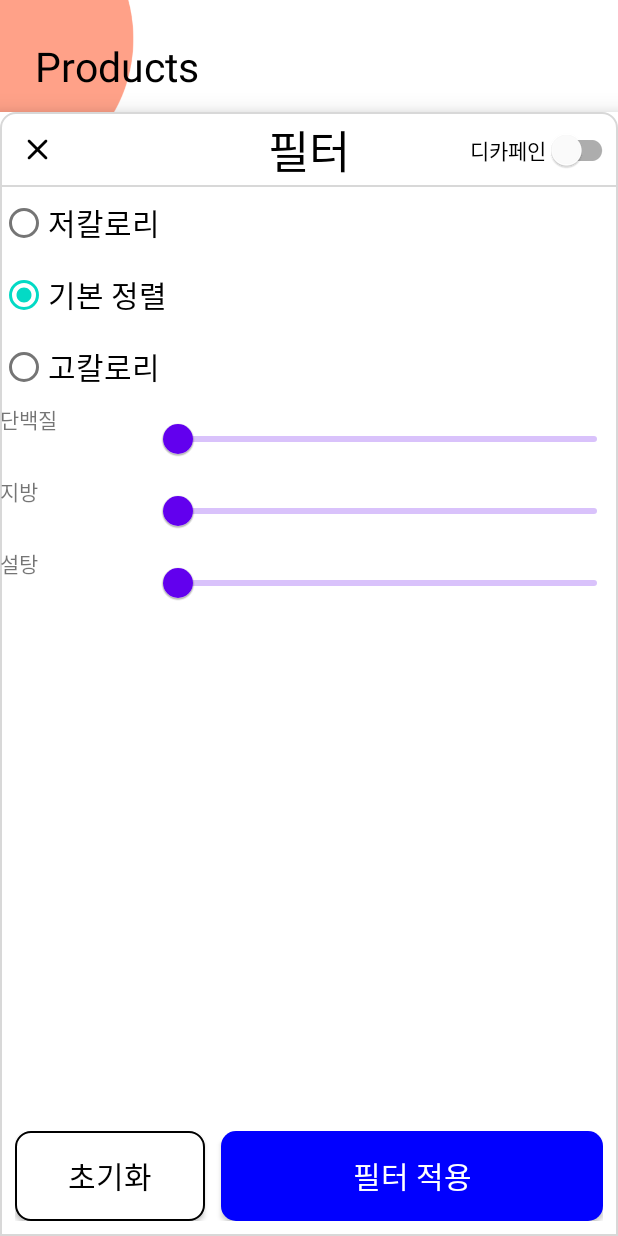
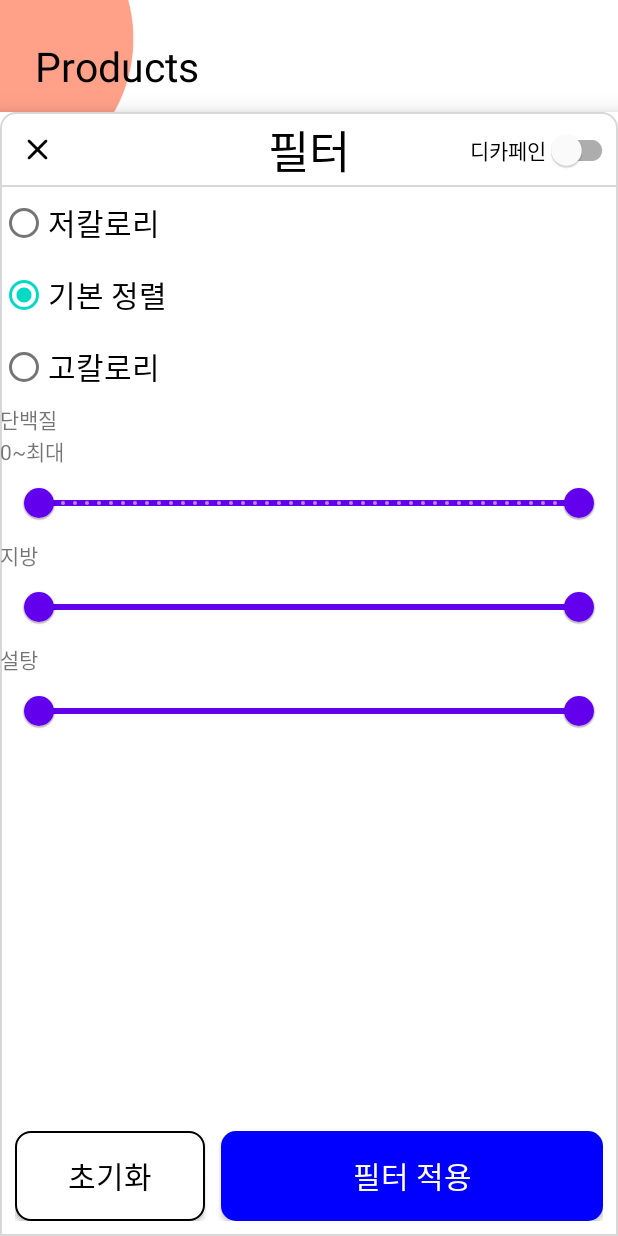
Before and after one commit to Hi-Im-SeungPil/Pilot, an Android app: the screen it shows after launch (MainActivity), after a tap on an icon or button, on a phone screen of 412 x 824 dp. Run offline under Robolectric (Android 15) with nearby library versions, the phone set to English and light mode, and no system bars; our stand-ins replace Room's generated code; network calls fail; 2 statements that could not run were skipped.

Commit message:
# coroutine 2

```diff
--- a/app/build.gradle
+++ b/app/build.gradle
@@ -59,4 +59,9 @@ dependencies {
 //  coroutine
     implementation("org.jetbrains.kotlinx:kotlinx-coroutines-android:1.5.2")
     implementation "androidx.lifecycle:lifecycle-viewmodel-ktx:2.5.0-alpha02"
+//  viewPager2
+    implementation 'androidx.viewpager2:viewpager2:1.0.0'
+//  dataStore
+    implementation("androidx.datastore:datastore-preferences-core:1.0.0")
+    implementation("androidx.datastore:datastore-preferences:1.0.0")
 }
--- /dev/null
+++ b/app/src/main/java/org/jeonfeel/pilotproject1/data/sharedpreferences/Shared.kt
@@ -0,0 +1,135 @@
+package org.jeonfeel.pilotproject1.data.sharedpreferences
+
+import android.content.Context
+import android.util.Log
+import androidx.datastore.core.DataStore
+import androidx.datastore.preferences.core.Preferences
+import androidx.datastore.preferences.core.edit
+import androidx.datastore.preferences.core.intPreferencesKey
+import androidx.datastore.preferences.preferencesDataStore
+import kotlinx.coroutines.CoroutineScope
+import kotlinx.coroutines.Dispatchers
+import kotlinx.coroutines.flow.Flow
+import kotlinx.coroutines.flow.collect
+import kotlinx.coroutines.flow.map
+import kotlinx.coroutines.launch
+import kotlinx.coroutines.withContext
+
+
+class Shared(val context: Context) {
+
+//    private val Context.dataStore: DataStore<Preferences> by preferencesDataStore(name = "dataStore")
+//
+//    private val TAG = Shared::class.java.simpleName
+//    private val orderBy = intPreferencesKey("orderBy")
+//    private val proteinMin = intPreferencesKey("proteinMin")
+//    private val proteinMax = intPreferencesKey("proteinMax")
+//    private val fatMin = intPreferencesKey("fatMin")
+//    private val fatMax = intPreferencesKey("fatMax")
+//    private val sugarMin = intPreferencesKey("sugarMin")
+//    private val sugarMax = intPreferencesKey("sugarMax")
+//    private val deCaffeine = intPreferencesKey("deCaffeine")
+//
+//    suspend fun storeSetting(
+//        orderBy: Int,
+//        proteinMin: Int,
+//        proteinMax: Int,
+//        fatMin: Int,
+//        fatMax: Int,
+//        sugarMin: Int,
+//        sugarMax: Int,
+//        deCaffeine: Int
+//    ) {
+//        Log.d("qqqqqqqq","실행")
+//        context.dataStore.edit { preferences ->
+//            preferences[this.orderBy] = orderBy
+//        }
+//        context.dataStore.edit { preferences ->
+//            preferences[this.proteinMin] = proteinMin
+//        }
+//        context.dataStore.edit { preferences ->
+//            preferences[this.proteinMax] = proteinMax
+//        }
+//        context.dataStore.edit { preferences ->
+//            preferences[this.fatMin] = fatMin
+//        }
+//        context.dataStore.edit { preferences ->
+//            preferences[this.fatMax] = fatMax
+//        }
+//        context.dataStore.edit { preferences ->
+//            preferences[this.sugarMin] = sugarMin
+//        }
+//        context.dataStore.edit { preferences ->
+//            preferences[this.sugarMax] = sugarMax
+//        }
+//        context.dataStore.edit { preferences ->
+//            preferences[this.deCaffeine] = deCaffeine
+//        }
+//    }
+
+//    fun getSetting() {
+//        val orderBy: Flow<Int> = context.dataStore.data.map {
+//            preferences -> preferences[this.orderBy] ?: -5
+//        }
+//        val proteinMin: Flow<Int> = context.dataStore.data.map {
+//                preferences -> preferences[this.proteinMin]!!
+//        }
+//        val proteinMax: Flow<Int> = context.dataStore.data.map {
+//                preferences -> preferences[this.proteinMax]!!
+//        }
+//        val fatMin: Flow<Int> = context.dataStore.data.map {
+//                preferences -> preferences[this.fatMin]!!
+//        }
+//        val fatMax: Flow<Int> = context.dataStore.data.map {
+//                preferences -> preferences[this.fatMax]!!
+//        }
+//        val sugarMin: Flow<Int> = context.dataStore.data.map {
+//                preferences -> preferences[this.sugarMin]!!
+//        }
+//        val sugarMax: Flow<Int> = context.dataStore.data.map {
+//                preferences -> preferences[this.sugarMax]!!
+//        }
+//        val deCaffeine: Flow<Int> = context.dataStore.data.map {
+//                preferences -> preferences[this.deCaffeine]!!
+//        }
+//
+//        CoroutineScope(Dispatchers.IO).launch{
+//            Log.d("qqqqqqqq","실행2")
+//            Log.d("qqqqqqqq",orderBy.toString())
+//            var text = orderBy.collect { value -> "$value"}
+//            Log.d("qqqqqq",text)
+//        }
+//        Log.d("qqqqqqqq",proteinMin.toString())
+//        Log.d("qqqqqqqq",proteinMax.toString())
+//        Log.d("qqqqqqqq",fatMin.toString())
+//        Log.d("qqqqqqqq",fatMax.toString())
+//        Log.d("qqqqqqqq",sugarMin.toString())
+//        Log.d("qqqqqqqq",sugarMax.toString())
+//        Log.d("qqqqqqqq",deCaffeine.toString())
+//    }
+
+//    fun setUserSetting(
+//        context: Context,
+//        orderBy: Int,
+//        proteinMin: Int,
+//        proteinMax: Int,
+//        fatMin: Int,
+//        fatMax: Int,
+//        sugarMin: Int,
+//        sugarMax: Int,
+//        deCaffeine: Int
+//    ) {
+//        val prefs = getPreferences(context)
+//        val prefsEditor = prefs?.edit()
+//        prefsEditor.apply {
+//            this?.putInt("orderBy", orderBy)
+//            this?.putInt("proteinMin", proteinMin)
+//            this?.putInt("proteinMax", proteinMax)
+//            this?.putInt("fatMin", fatMin)
+//            this?.putInt("fatMax", fatMax)
+//            this?.putInt("sugarMin", sugarMin)
+//            this?.putInt("sugarMax", sugarMax)
+//            this?.putInt("deCaffeine", deCaffeine)
+//        }?.apply()
+//    }
+}
--- a/app/src/main/java/org/jeonfeel/pilotproject1/repository/MainRepository.kt
+++ b/app/src/main/java/org/jeonfeel/pilotproject1/repository/MainRepository.kt
@@ -1,15 +1,10 @@
 package org.jeonfeel.pilotproject1.repository
 
-import android.content.ContentValues.TAG
 import android.content.Context
-import android.util.Log
-import com.google.gson.Gson
 import com.google.gson.JsonObject
 import org.jeonfeel.pilotproject1.data.database.AppDatabase
-import org.jeonfeel.pilotproject1.data.database.entity.Favorite
 import org.jeonfeel.pilotproject1.data.remote.api.RetrofitClient
 import org.jeonfeel.pilotproject1.data.remote.api.RetrofitService
-import org.jeonfeel.pilotproject1.data.remote.model.StarbucksMenuDTO
 import retrofit2.Call
 
 class MainRepository(context: Context) {
@@ -19,19 +14,10 @@ class MainRepository(context: Context) {
     private val service = retrofit.create(RetrofitService::class.java)
     private val db = AppDatabase.getDbInstance(context)
 
-    suspend fun getStarbucksMenuList(): Call<JsonObject> {
+    suspend fun getStarbucksMenuListCall(): Call<JsonObject> {
         return service.getStarbucksMenu()
     }
 
     suspend fun getFavoritesInstance() = db.favoriteDao()
 
-//    fun insertFavorite(productCD: String) {
-//        val favorite = Favorite(productCD)
-//        db.favoriteDao().insert(favorite)
-//    }
-//
-//    fun deleteFavorite(productCD: String) {
-//        val favorite = Favorite(productCD)
-//        db.favoriteDao().delete(favorite)
-//    }
 }
--- a/app/src/main/java/org/jeonfeel/pilotproject1/view/activity/MainActivity.kt
+++ b/app/src/main/java/org/jeonfeel/pilotproject1/view/activity/MainActivity.kt
@@ -48,7 +48,8 @@ class MainActivity : AppCompatActivity(), FragmentSettingMain.FragmentSettingLis
         initObserver()
         initRecyclerViewMain()
         initListener()
-        addTabLayoutCategory()
+
+        mainActivityViewModel.loadData()
     }
 
     /**
@@ -63,6 +64,10 @@ class MainActivity : AppCompatActivity(), FragmentSettingMain.FragmentSettingLis
 
         mainActivityViewModel.favoriteLiveData.observe(this, Observer {
             recyclerviewMainAdapter.updateFavoriteImage(it)
+        })
+
+        mainActivityViewModel.categoryLiveData.observe(this, Observer {
+            addTabLayoutCategory()
         })
     }
 
@@ -145,7 +150,7 @@ class MainActivity : AppCompatActivity(), FragmentSettingMain.FragmentSettingLis
         super.onBackPressed()
     }
 
-    val startForResult =
+    private val startForResult =
         registerForActivityResult(ActivityResultContracts.StartActivityForResult()) { result: ActivityResult ->
             Log.d(TAG, result.resultCode.toString())
             if (result.resultCode == RESULT_OK) {
--- a/app/src/main/java/org/jeonfeel/pilotproject1/view/fragment/FragmentSettingMain.kt
+++ b/app/src/main/java/org/jeonfeel/pilotproject1/view/fragment/FragmentSettingMain.kt
@@ -1,24 +1,31 @@
 package org.jeonfeel.pilotproject1.view.fragment
 
+import android.annotation.SuppressLint
 import android.content.Context
 import android.graphics.Color
 import android.os.Bundle
+import android.util.Log
 import android.view.LayoutInflater
 import android.view.View
 import android.view.ViewGroup
+import android.widget.CompoundButton
 import android.widget.RadioGroup
 import androidx.activity.OnBackPressedCallback
+
 import androidx.fragment.app.Fragment
+import com.google.android.material.slider.RangeSlider
+import org.jeonfeel.pilotproject1.data.sharedpreferences.Shared
 import org.jeonfeel.pilotproject1.databinding.FragmentSettingMainBinding
 import org.jeonfeel.pilotproject1.view.adapter.RecyclerviewMainAdapter
 
-// SharedPreference 사용해서 상태정보 저장.
 class FragmentSettingMain : Fragment() {
 
     private var _binding: FragmentSettingMainBinding? = null
     private val binding get() = _binding
     private var adapter: RecyclerviewMainAdapter? = null
     private var sortInfo = 0
+    private var deCaffeine = 0
+    private lateinit var shared: Shared
 
     override fun onCreate(savedInstanceState: Bundle?) {
         super.onCreate(savedInstanceState)
@@ -32,6 +39,7 @@ class FragmentSettingMain : Fragment() {
     ): View? {
         _binding = FragmentSettingMainBinding.inflate(inflater, container, false)
 
+        shared = Shared(requireActivity())
         initListener()
 
         return _binding?.root
@@ -46,7 +54,11 @@ class FragmentSettingMain : Fragment() {
         }
 
         binding?.buttonAdmitFragmentSettingMain?.setOnClickListener {
-            adapter?.updateSetting(sortInfo, 0)
+//            GlobalScope.launch {
+//                shared.storeSetting(-192)
+//            }
+//            shared.getSetting()
+            adapter?.updateSetting(sortInfo, deCaffeine)
             fragmentFinish()
         }
 
@@ -57,6 +69,30 @@ class FragmentSettingMain : Fragment() {
             when (radioGroup.checkedRadioButtonId) {
                 binding?.radiogroupFragmentSettingMainLowkcal?.id -> sortInfo = SORT_ROW_KCAL
                 binding?.radiogroupFragmentSettingMainHighkcal?.id -> sortInfo = SORT_HIGH_KCAL
+            }
+        }
+
+        binding?.sliderProtein?.stepSize = 10f
+        binding?.sliderProtein?.addOnSliderTouchListener(object : RangeSlider.OnSliderTouchListener{
+            @SuppressLint("RestrictedApi")
+            override fun onStartTrackingTouch(slider: RangeSlider) {
+
+            }
+
+            @SuppressLint("RestrictedApi")
+            override fun onStopTrackingTouch(slider: RangeSlider) {
+                val minValue = slider.values[0].toString()
+                val maxValue = slider.values[1].toString()
+                binding?.tvSliderProteinLow?.text = minValue.toString()
+                binding?.tvSliderProteinHigh?.text = maxValue.toString()
+            }
+        })
+
+        binding?.toggleCaffeine?.setOnCheckedChangeListener { button, boolean ->
+            deCaffeine = if (button.isChecked) {
+                1
+            } else {
+                0
             }
         }
     }
--- a/app/src/main/java/org/jeonfeel/pilotproject1/viewmodel/MainViewModel.kt
+++ b/app/src/main/java/org/jeonfeel/pilotproject1/viewmodel/MainViewModel.kt
@@ -12,27 +12,36 @@ import kotlinx.coroutines.*
 import org.jeonfeel.pilotproject1.data.database.entity.Favorite
 import org.jeonfeel.pilotproject1.data.remote.model.StarbucksMenuDTO
 import org.jeonfeel.pilotproject1.repository.MainRepository
-import retrofit2.Response
+
 
 class MainViewModel(application: Application) : AndroidViewModel(application) {
 
     private val TAG = "MainActivityViewModel"
     private val mainRepository = MainRepository(application.applicationContext)
 
-    private var starbucksMenuJsonObject = JsonObject()
-    private var recyclerViewMainList = ArrayList<StarbucksMenuDTO>()
-    private var categoryList = listOf<String>()
-    private var favorites = HashMap<String, Int>()
+    private var starbucksMenuJsonObject: JsonObject? = null
+    private var categoryList: List<String>? = null
+    private var recyclerViewMainList: ArrayList<StarbucksMenuDTO>? = null
+    private var favorites: HashMap<String, Int>? = null
 
-    private val _starbucksMenuLiveData = MutableLiveData<ArrayList<StarbucksMenuDTO>>()
-    private val _favoriteLiveData = MutableLiveData<HashMap<String, Int>>()
-    val starbucksMenuLiveData: LiveData<ArrayList<StarbucksMenuDTO>>
-        get() = _starbucksMenuLiveData
-    val favoriteLiveData: LiveData<HashMap<String, Int>>
-        get() = _favoriteLiveData
+    private val _starbucksMenuLiveData: MutableLiveData<ArrayList<StarbucksMenuDTO>> by lazy {
+        MutableLiveData<ArrayList<StarbucksMenuDTO>>()
+    }
+    val starbucksMenuLiveData: LiveData<ArrayList<StarbucksMenuDTO>> get() = _starbucksMenuLiveData
 
-    init {
+    private val _favoriteLiveData: MutableLiveData<HashMap<String, Int>> by lazy {
+        MutableLiveData<HashMap<String, Int>>()
+    }
+    val favoriteLiveData: LiveData<HashMap<String, Int>> get() = _favoriteLiveData
+
+    private val _categoryLiveData: MutableLiveData<List<String>> by lazy {
+        MutableLiveData<List<String>>()
+    }
+    val categoryLiveData: LiveData<List<String>> get() = _categoryLiveData
+
+    fun loadData() {
         getStarbucksMenuJsonObj()
+        getFavorites()
     }
 
     /**
@@ -43,28 +52,29 @@ class MainViewModel(application: Application) : AndroidViewModel(application) {
     /**
      * 스타벅스 메뉴
      * */
-    fun updateStarbucksMenu(position: Int) {
+    fun updateStarbucksMenu(position: Int = -1) {
         _starbucksMenuLiveData.value?.clear()
-        _starbucksMenuLiveData.value = getStarbucksMenu(position)
+        getStarbucksMenu(position)
     }
 
     private fun getStarbucksMenuJsonObj() {
-        var jsonObj = JsonObject()
-        val job = viewModelScope.async(Dispatchers.IO) {
-            val response = mainRepository.getStarbucksMenuList().execute()
-            jsonObj = response.body()!!
-        }
-        if (job.isCompleted) {
-            starbucksMenuJsonObject = jsonObj
-            categoryList = jsonObj.keySet().toList()
+        viewModelScope.launch(Dispatchers.IO) {
+            val response = mainRepository.getStarbucksMenuListCall().execute()
+            if (response.isSuccessful) {
+                starbucksMenuJsonObject = response.body()!!
+                getStarbucksMenu()
+            } else {
+                // TODO:
+            }
         }
     }
 
-    private fun getStarbucksMenu(categoryPosition: Int = -1): ArrayList<StarbucksMenuDTO> {
+    private fun getStarbucksMenu(categoryPosition: Int = -1) {
         val gson = Gson()
-        val starbucksMenuDTOs = ArrayList<StarbucksMenuDTO>()
-        if (categoryPosition == -1 && categoryList != null) {
-            for (element in categoryList) {
+        val starbucksMenuDTOs = ArrayList<StarbucksMenuDTO>() //category setting
+        categoryList = starbucksMenuJsonObject?.keySet()?.toList()
+        if (categoryPosition == -1) {
+            for (element in categoryList!!) {
                 val categoryJsonObject = starbucksMenuJsonObject?.getAsJsonObject(element)
                 val jsonArrayStarbucksMenu = categoryJsonObject?.getAsJsonArray("list")
 
@@ -75,9 +85,10 @@ class MainViewModel(application: Application) : AndroidViewModel(application) {
                     starbucksMenuDTOs.add(sampleItem)
                 }
             }
-        } else if (categoryPosition != -1 && categoryList != null) {
+            recyclerViewMainList = starbucksMenuDTOs
+        } else if (categoryPosition != -1) {
             val categoryJsonObject =
-                starbucksMenuJsonObject?.getAsJsonObject(categoryList[categoryPosition])
+                starbucksMenuJsonObject?.getAsJsonObject(categoryList?.get(categoryPosition))
             val jsonArrayStarbucksMenu = categoryJsonObject?.getAsJsonArray("list")
 
             for (i in 0 until jsonArrayStarbucksMenu?.size()!!) {
@@ -86,23 +97,24 @@ class MainViewModel(application: Application) : AndroidViewModel(application) {
                     gson.fromJson(jsonArrayStarbucksMenu[i], StarbucksMenuDTO::class.java)
                 starbucksMenuDTOs.add(sampleItem)
             }
+            recyclerViewMainList = starbucksMenuDTOs
         }
-        return starbucksMenuDTOs
+        _starbucksMenuLiveData.postValue(recyclerViewMainList)
+        _categoryLiveData.postValue(categoryList)
+
     }
 
     /**
      * 즐겨찾기
      * */
-    private fun getFavorites() {
+    private suspend fun getFavorites() {
         val favoritesHashMap = HashMap<String, Int>()
-        var favoriteList = listOf<Favorite>()
-
-        val job = viewModelScope.async(Dispatchers.IO) {
-            favoriteList = mainRepository.getFavoritesInstance().selectAll()
-            Log.d(TAG, favoriteList.toString())
+        val job = viewModelScope.launch(Dispatchers.IO) {
+            val favoriteList = mainRepository.getFavoritesInstance().selectAll()
             for (elements in favoriteList) {
                 favoritesHashMap[elements.productCD] = 0
             }
+            favorites = favoritesHashMap
         }
     }
 
--- a/app/src/main/res/layout/fragment_setting_main.xml
+++ b/app/src/main/res/layout/fragment_setting_main.xml
@@ -94,62 +94,91 @@
         android:id="@+id/linear_rangeSlider_protein"
         android:layout_width="match_parent"
         android:layout_height="wrap_content"
-        android:orientation="horizontal"
+        android:orientation="vertical"
         app:layout_constraintTop_toBottomOf="@+id/radiogroup_fragment_setting_main">
 
         <TextView
-            android:layout_width="0dp"
+            android:layout_width="wrap_content"
             android:layout_height="wrap_content"
-            android:layout_weight="1"
             android:text="단백질" />
 
-        <com.google.android.material.slider.Slider
-            android:id="@+id/seekbar_protein"
-            android:layout_width="0dp"
+        <LinearLayout
+            android:layout_width="wrap_content"
             android:layout_height="wrap_content"
-            android:layout_weight="3"
+            android:orientation="horizontal">
+
+            <TextView
+                android:id="@+id/tv_slider_protein_low"
+                android:layout_width="wrap_content"
+                android:layout_height="wrap_content"
+                android:text="0"/>
+            <TextView
+                android:layout_width="wrap_content"
+                android:layout_height="wrap_content"
+                android:text="~"/>
+            <TextView
+                android:id="@+id/tv_slider_protein_high"
+                android:layout_width="wrap_content"
+                android:layout_height="wrap_content"
+                android:text="최대"/>
+        </LinearLayout>
+
+
+        <com.google.android.material.slider.RangeSlider
+            android:id="@+id/slider_protein"
+            android:layout_width="match_parent"
+            android:layout_height="wrap_content"
+            android:layout_marginLeft="10dp"
+            android:layout_marginRight="10dp"
             android:valueFrom="0"
-            android:valueTo="100" />
+            android:valueTo="1000"
+            app:values="@array/initial_slider_values" />
     </LinearLayout>
 
     <LinearLayout
         android:id="@+id/linear_rangeSlider_fat"
         android:layout_width="match_parent"
         android:layout_height="wrap_content"
-        android:orientation="horizontal"
+        android:orientation="vertical"
         app:layout_constraintTop_toBottomOf="@+id/linear_rangeSlider_protein">
 
         <TextView
-            android:layout_width="0dp"
+            android:layout_width="match_parent"
             android:layout_height="wrap_content"
-            android:layout_weight="1"
             android:text="지방" />
 
-        <com.google.android.material.slider.Slider
-            android:id="@+id/seekbar_fat"
-            android:layout_width="0dp"
+        <com.google.android.material.slider.RangeSlider
+            android:id="@+id/slider_fat"
+            android:layout_width="match_parent"
             android:layout_height="wrap_content"
-            android:layout_weight="3" />
+            android:layout_marginLeft="10dp"
+            android:layout_marginRight="10dp"
+            android:valueFrom="0"
+            android:valueTo="1000"
+            app:values="@array/initial_slider_values" />
     </LinearLayout>
 
     <LinearLayout
         android:id="@+id/linear_rangeSlider_sugar"
         android:layout_width="match_parent"
         android:layout_height="wrap_content"
-        android:orientation="horizontal"
+        android:orientation="vertical"
         app:layout_constraintTop_toBottomOf="@+id/linear_rangeSlider_fat">
 
         <TextView
-            android:layout_width="0dp"
+            android:layout_width="match_parent"
             android:layout_height="wrap_content"
-            android:layout_weight="1"
             android:text="설탕" />
 
-        <com.google.android.material.slider.Slider
-            android:id="@+id/seekbar_sugar"
-            android:layout_width="0dp"
+        <com.google.android.material.slider.RangeSlider
+            android:id="@+id/slider_sugar"
+            android:layout_width="match_parent"
             android:layout_height="wrap_content"
-            android:layout_weight="3" />
+            android:layout_marginLeft="10dp"
+            android:layout_marginRight="10dp"
+            android:valueFrom="0"
+            android:valueTo="1000"
+            app:values="@array/initial_slider_values" />
     </LinearLayout>
 
     <LinearLayout
--- /dev/null
+++ b/app/src/main/res/values/value.xml
@@ -0,0 +1,7 @@
+<?xml version="1.0" encoding="utf-8"?>
+<resources>
+    <array name="initial_slider_values">
+        <item>0.0</item>
+        <item>1000.0</item>
+    </array>
+</resources>
```
Also changed, not shown: app/src/main/java/org/jeonfeel/pilotproject1/view/adapter/RecyclerviewMainAdapter.kt (+25 -14 lines).
